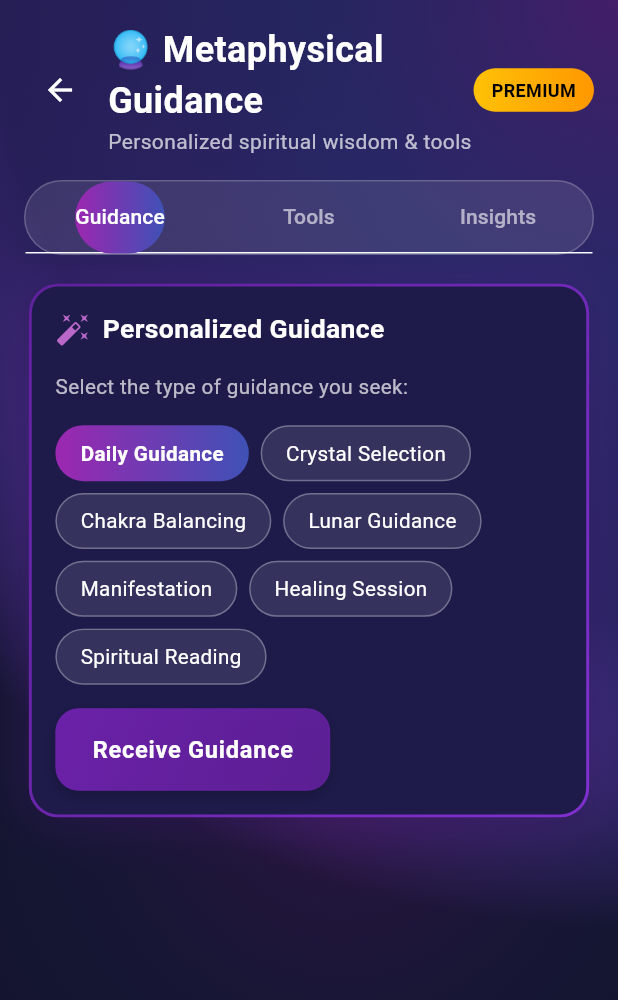
After one commit to Domusgpt/crystal-grimoire-clean, a Flutter app: the screen it shows after launch, after a tap on "Metaphysical Guidance", on a phone screen of 412 x 824 dp. The commit adds this screen. Shown: the top 1000 px of the screen. Run offline on Flutter 3.47's test engine with Material 3 defaults, Android fonts, the phone set to English and light mode, and no system bars; our stand-ins replace image_picker, shared_preferences; accounts and stored records are empty.

Commit message:
Add Metaphysical Guidance & Tools section with LLM integration
- Replace Grid Designer with personalized spiritual guidance
- Implement LLM-powered advice using user's collection data
- Add backend endpoint for spiritual guidance with Gemini AI
- Support multiple guidance types: daily, crystal selection, chakra balancing, etc.
- Include fallback guidance when LLM service unavailable
- Premium feature with tab-based interface

```diff
--- a/crystal_grimoire_flutter/lib/screens/home_screen.dart
+++ b/crystal_grimoire_flutter/lib/screens/home_screen.dart
@@ -8,6 +8,7 @@ import 'camera_screen.dart';
 import 'collection_screen.dart';
 import 'journal_screen.dart';
 import 'settings_screen.dart';
+import 'metaphysical_guidance_screen.dart';
 
 class HomeScreen extends StatefulWidget {
   const HomeScreen({Key? key}) : super(key: key);
@@ -209,12 +210,12 @@ class _HomeScreenState extends State<HomeScreen> with TickerProviderStateMixin {
                         FadeScaleIn(
                           delay: const Duration(milliseconds: 1400),
                           child: FeatureCard(
-                            icon: Icons.grid_on,
-                            title: 'Grid Designer',
-                            description: 'Create crystal grids',
-                            iconColor: Colors.green,
-                            isPremium: true,  // Lock behind paywall
-                            onTap: () => _navigateToGridDesigner(context),
+                            icon: Icons.auto_fix_high,
+                            title: 'Metaphysical Guidance',
+                            description: 'Personalized spiritual guidance & tools',
+                            iconColor: Colors.purple,
+                            isPremium: true,  // Premium tier with LLM integration
+                            onTap: () => _navigateToMetaphysicalGuidance(context),
                           ),
                         ),
                         FadeScaleIn(
@@ -281,10 +282,12 @@ class _HomeScreenState extends State<HomeScreen> with TickerProviderStateMixin {
     );
   }
 
-  void _navigateToGridDesigner(BuildContext context) {
-    // TODO: Navigate to grid designer screen
-    ScaffoldMessenger.of(context).showSnackBar(
-      const SnackBar(content: Text('Opening grid designer...')),
+  void _navigateToMetaphysicalGuidance(BuildContext context) {
+    Navigator.push(
+      context,
+      MaterialPageRoute(
+        builder: (context) => const MetaphysicalGuidanceScreen(),
+      ),
     );
   }
 
--- /dev/null
+++ b/crystal_grimoire_flutter/lib/screens/metaphysical_guidance_screen.dart
@@ -0,0 +1,593 @@
+import 'package:flutter/material.dart';
+import 'package:flutter/services.dart';
+import 'dart:math' as math;
+import '../models/crystal_collection.dart';
+import '../models/birth_chart.dart';
+import '../services/collection_service.dart';
+import '../services/astrology_service.dart';
+import '../services/backend_service.dart';
+import '../config/theme.dart';
+import '../config/mystical_theme.dart';
+import '../widgets/common/mystical_card.dart';
+import '../widgets/common/mystical_button.dart';
+import '../widgets/animations/mystical_animations.dart';
+
+class MetaphysicalGuidanceScreen extends StatefulWidget {
+  const MetaphysicalGuidanceScreen({Key? key}) : super(key: key);
+
+  @override
+  State<MetaphysicalGuidanceScreen> createState() => _MetaphysicalGuidanceScreenState();
+}
+
+class _MetaphysicalGuidanceScreenState extends State<MetaphysicalGuidanceScreen> with TickerProviderStateMixin {
+  late TabController _tabController;
+  late AnimationController _parallaxController;
+  late AnimationController _floatingController;
+
+  String _selectedGuidanceType = 'daily';
+  bool _isLoading = false;
+  String? _currentGuidance;
+  Map<String, dynamic>? _userProfile;
+
+  final List<String> _guidanceTypes = [
+    'daily',
+    'crystal_selection',
+    'chakra_balancing',
+    'lunar_guidance',
+    'manifestation',
+    'healing_session',
+    'spiritual_reading'
+  ];
+
+  @override
+  void initState() {
+    super.initState();
+    _tabController = TabController(length: 3, vsync: this);
+
+    _parallaxController = AnimationController(
+      duration: const Duration(seconds: 20),
+      vsync: this,
+    )..repeat();
+
+    _floatingController = AnimationController(
+      duration: const Duration(seconds: 3),
+      vsync: this,
+    )..repeat(reverse: true);
+
+    _loadUserProfile();
+  }
+
+  @override
+  void dispose() {
+    _tabController.dispose();
+    _parallaxController.dispose();
+    _floatingController.dispose();
+    super.dispose();
+  }
+
+  Future<void> _loadUserProfile() async {
+    await CollectionService.initialize();
+
+    // Build user profile from journal/collection data and birth chart
+    final collection = CollectionService.collection;
+    final stats = CollectionStats.fromCollection(collection, []);
+
+    setState(() {
+      _userProfile = {
+        'collection_stats': stats.toAIContext(),
+        'favorite_crystals': collection.where((e) => e.isFavorite).map((e) => e.crystal.name).toList(),
+        'recent_crystals': collection.take(5).map((e) => {
+          'name': e.crystal.name,
+          'date_added': e.dateAdded.toIso8601String(),
+          'chakras': e.crystal.chakras,
+          'metaphysical_properties': e.crystal.metaphysicalProperties,
+        }).toList(),
+        'spiritual_preferences': {
+          'meditation_crystals': collection.where((e) => e.primaryUses.contains('meditation')).length,
+          'healing_crystals': collection.where((e) => e.primaryUses.contains('healing')).length,
+          'protection_crystals': collection.where((e) => e.primaryUses.contains('protection')).length,
+        }
+      };
+    });
+  }
+
+  Future<void> _getPersonalizedGuidance() async {
+    if (_isLoading || _userProfile == null) return;
+
+    setState(() {
+      _isLoading = true;
+      _currentGuidance = null;
+    });
+
+    try {
+      // Create a personalized prompt based on user's data
+      final prompt = _buildPersonalizedPrompt(_selectedGuidanceType);
+
+      // Use the backend's LLM integration for personalized guidance
+      final response = await BackendService.getPersonalizedGuidance(
+        guidanceType: _selectedGuidanceType,
+        userProfile: _userProfile!,
+        customPrompt: prompt,
+      );
+
+      setState(() {
+        _currentGuidance = response['guidance'] ?? 'Unable to provide guidance at this time.';
+      });
+    } catch (e) {
+      setState(() {
+        _currentGuidance = 'I apologize, beloved seeker. The cosmic energies are currently disrupted. Please try again in a moment.';
+      });
+    } finally {
+      setState(() {
+        _isLoading = false;
+      });
+    }
+  }
+
+  String _buildPersonalizedPrompt(String guidanceType) {
+    final userStats = _userProfile!['collection_stats'] as Map<String, dynamic>;
+    final favoriteCrystals = _userProfile!['favorite_crystals'] as List<dynamic>;
+    final recentCrystals = _userProfile!['recent_crystals'] as List<dynamic>;
+
+    String basePrompt = """You are the CrystalGrimoire Spiritual Advisor, providing deeply personalized metaphysical guidance.
+
+USER'S SPIRITUAL PROFILE:
+- Crystal Collection: ${userStats['totalCrystals']} crystals
+- Favorite Crystals: ${favoriteCrystals.join(', ')}
+- Recent Additions: ${recentCrystals.map((c) => c['name']).join(', ')}
+- Chakra Coverage: ${userStats['chakraCoverage']}
+- Primary Purposes: ${userStats['primaryPurposes']}
+- Collection Gaps: ${userStats['gaps']}
+
+GUIDANCE REQUEST: """;
+
+    switch (guidanceType) {
+      case 'daily':
+        return basePrompt + """Daily Spiritual Guidance
+Provide personalized daily guidance incorporating their crystal collection and spiritual journey. Include:
+- A crystal recommendation from their collection for today
+- Specific meditation or intention-setting practice
+- Astrological insights if relevant
+- Personal affirmation based on their crystals""";
+
+      case 'crystal_selection':
+        return basePrompt + """Crystal Selection Guidance
+Based on their current collection and gaps, recommend:
+- Which crystal from their collection to work with for a specific intention
+- Crystals they should consider adding to balance their collection
+- How to combine their existing crystals for maximum effect""";
+
+      case 'chakra_balancing':
+        return basePrompt + """Chakra Balancing Session
+Create a personalized chakra balancing routine using their existing crystals:
+- Identify which chakras need attention based on their collection
+- Map their crystals to chakra healing
+- Provide step-by-step balancing instructions""";
+
+      case 'lunar_guidance':
+        return basePrompt + """Lunar Cycle Guidance
+Provide moon phase-specific guidance incorporating their crystals:
+- How to work with their crystals during current moon phase
+- Charging and cleansing rituals for their collection
+- Manifestation practices aligned with lunar energy""";
+
+      case 'manifestation':
+        return basePrompt + """Manifestation Guidance
+Create a personalized manifestation practice:
+- Select crystals from their collection for manifestation work
+- Design a crystal grid using their stones
+- Provide specific affirmations and visualization techniques""";
+
+      case 'healing_session':
+        return basePrompt + """Healing Session Design
+Design a healing session using their crystals:
+- Identify healing crystals in their collection
+- Create layouts for physical, emotional, or spiritual healing
+- Provide step-by-step healing instructions""";
+
+      case 'spiritual_reading':
+        return basePrompt + """Spiritual Reading & Insights
+Provide intuitive insights about their spiritual journey:
+- Read the energy of their crystal collection
+- Identify spiritual patterns and growth areas
+- Offer guidance for their next steps on the path""";
+
+      default:
+        return basePrompt + "General spiritual guidance incorporating their unique crystal collection and spiritual journey.";
+    }
+  }
+
+  @override
+  Widget build(BuildContext context) {
+    return Scaffold(
+      body: Container(
+        decoration: BoxDecoration(
+          gradient: RadialGradient(
+            center: Alignment.topRight,
+            radius: 1.5,
+            colors: [
+              Colors.purple.withOpacity(0.3),
+              Colors.indigo.withOpacity(0.2),
+              Colors.deepPurple.withOpacity(0.1),
+              const Color(0xFF0F0F23),
+            ],
+          ),
+        ),
+        child: Stack(
+          children: [
+            _buildParallaxBackground(),
+            SafeArea(
+              child: Column(
+                children: [
+                  _buildHeader(),
+                  _buildTabBar(),
+                  Expanded(
+                    child: TabBarView(
+                      controller: _tabController,
+                      children: [
+                        _buildGuidanceView(),
+                        _buildToolsView(),
+                        _buildInsightsView(),
+                      ],
+                    ),
+                  ),
+                ],
+              ),
+            ),
+          ],
+        ),
+      ),
+    );
+  }
+
+  Widget _buildHeader() {
+    return Container(
+      padding: const EdgeInsets.all(16),
+      child: Row(
+        children: [
+          IconButton(
+            onPressed: () => Navigator.pop(context),
+            icon: const Icon(Icons.arrow_back, color: Colors.white),
+          ),
+          const SizedBox(width: 8),
+          Expanded(
+            child: Column(
+              crossAxisAlignment: CrossAxisAlignment.start,
+              children: [
+                const Text(
+                  '🔮 Metaphysical Guidance',
+                  style: TextStyle(
+                    fontSize: 24,
+                    fontWeight: FontWeight.bold,
+                    color: Colors.white,
+                  ),
+                ),
+                Text(
+                  'Personalized spiritual wisdom & tools',
+                  style: TextStyle(
+                    fontSize: 14,
+                    color: Colors.white.withOpacity(0.7),
+                  ),
+                ),
+              ],
+            ),
+          ),
+          Container(
+            padding: const EdgeInsets.symmetric(horizontal: 12, vertical: 6),
+            decoration: BoxDecoration(
+              gradient: LinearGradient(
+                colors: [Colors.amber, Colors.orange],
+              ),
+              borderRadius: BorderRadius.circular(20),
+            ),
+            child: const Text(
+              'PREMIUM',
+              style: TextStyle(
+                fontSize: 12,
+                fontWeight: FontWeight.bold,
+                color: Colors.black,
+              ),
+            ),
+          ),
+        ],
+      ),
+    );
+  }
+
+  Widget _buildTabBar() {
+    return Container(
+      margin: const EdgeInsets.symmetric(horizontal: 16),
+      decoration: BoxDecoration(
+        color: Colors.white.withOpacity(0.1),
+        borderRadius: BorderRadius.circular(25),
+        border: Border.all(color: Colors.white.withOpacity(0.2)),
+      ),
+      child: TabBar(
+        controller: _tabController,
+        indicator: BoxDecoration(
+          gradient: LinearGradient(
+            colors: [Colors.purple, Colors.indigo],
+          ),
+          borderRadius: BorderRadius.circular(25),
+        ),
+        labelColor: Colors.white,
+        unselectedLabelColor: Colors.white.withOpacity(0.6),
+        tabs: const [
+          Tab(text: 'Guidance'),
+          Tab(text: 'Tools'),
+          Tab(text: 'Insights'),
+        ],
+      ),
+    );
+  }
+
+  Widget _buildGuidanceView() {
+    return ListView(
+      padding: const EdgeInsets.all(16),
+      children: [
+        MysticalCard(
+          child: Column(
+            crossAxisAlignment: CrossAxisAlignment.start,
+            children: [
+              Row(
+                children: [
+                  Icon(Icons.auto_fix_high, color: Colors.purple[300]),
+                  const SizedBox(width: 8),
+                  const Text(
+                    'Personalized Guidance',
+                    style: TextStyle(
+                      fontSize: 18,
+                      fontWeight: FontWeight.bold,
+                      color: Colors.white,
+                    ),
+                  ),
+                ],
+              ),
+              const SizedBox(height: 16),
+              const Text(
+                'Select the type of guidance you seek:',
+                style: TextStyle(color: Colors.white70),
+              ),
+              const SizedBox(height: 16),
+              _buildGuidanceTypeSelector(),
+              const SizedBox(height: 16),
+              _isLoading
+                ? Container(
+                    height: 56,
+                    decoration: BoxDecoration(
+                      borderRadius: BorderRadius.circular(16),
+                      color: Colors.purple.withOpacity(0.3),
+                    ),
+                    child: const Center(
+                      child: SizedBox(
+                        width: 20,
+                        height: 20,
+                        child: CircularProgressIndicator(strokeWidth: 2),
+                      ),
+                    ),
+                  )
+                : MysticalButton(
+                    onPressed: _getPersonalizedGuidance,
+                    label: 'Receive Guidance',
+                    isPrimary: true,
+                  ),
+            ],
+          ),
+        ),
+        if (_currentGuidance != null) ...[
+          const SizedBox(height: 16),
+          MysticalCard(
+            child: Column(
+              crossAxisAlignment: CrossAxisAlignment.start,
+              children: [
+                Row(
+                  children: [
+                    Icon(Icons.psychology, color: Colors.amber[300]),
+                    const SizedBox(width: 8),
+                    const Text(
+                      'Your Personal Guidance',
+                      style: TextStyle(
+                        fontSize: 18,
+                        fontWeight: FontWeight.bold,
+                        color: Colors.white,
+                      ),
+                    ),
+                  ],
+                ),
+                const SizedBox(height: 16),
+                Text(
+                  _currentGuidance!,
+                  style: const TextStyle(
+                    color: Colors.white,
+                    fontSize: 16,
+                    height: 1.5,
+                  ),
+                ),
+              ],
+            ),
+          ),
+        ],
+      ],
+    );
+  }
+
+  Widget _buildGuidanceTypeSelector() {
+    return Wrap(
+      spacing: 8,
+      runSpacing: 8,
+      children: _guidanceTypes.map((type) {
+        final isSelected = type == _selectedGuidanceType;
+        return GestureDetector(
+          onTap: () => setState(() => _selectedGuidanceType = type),
+          child: Container(
+            padding: const EdgeInsets.symmetric(horizontal: 16, vertical: 8),
+            decoration: BoxDecoration(
+              gradient: isSelected
+                ? LinearGradient(colors: [Colors.purple, Colors.indigo])
+                : null,
+              color: isSelected ? null : Colors.white.withOpacity(0.1),
+              borderRadius: BorderRadius.circular(20),
+              border: Border.all(
+                color: isSelected ? Colors.transparent : Colors.white.withOpacity(0.3),
+              ),
+            ),
+            child: Text(
+              _getGuidanceTypeLabel(type),
+              style: TextStyle(
+                color: Colors.white,
+                fontWeight: isSelected ? FontWeight.bold : FontWeight.normal,
+              ),
+            ),
+          ),
+        );
+      }).toList(),
+    );
+  }
+
+  String _getGuidanceTypeLabel(String type) {
+    switch (type) {
+      case 'daily': return 'Daily Guidance';
+      case 'crystal_selection': return 'Crystal Selection';
+      case 'chakra_balancing': return 'Chakra Balancing';
+      case 'lunar_guidance': return 'Lunar Guidance';
+      case 'manifestation': return 'Manifestation';
+      case 'healing_session': return 'Healing Session';
+      case 'spiritual_reading': return 'Spiritual Reading';
+      default: return type;
+    }
+  }
+
+  Widget _buildToolsView() {
+    return ListView(
+      padding: const EdgeInsets.all(16),
+      children: [
+        MysticalCard(
+          child: Column(
+            children: [
+              Icon(Icons.construction, color: Colors.orange[300], size: 48),
+              const SizedBox(height: 16),
+              const Text(
+                'Spiritual Tools & Calculators',
+                style: TextStyle(
+                  fontSize: 18,
+                  fontWeight: FontWeight.bold,
+                  color: Colors.white,
+                ),
+              ),
+              const SizedBox(height: 8),
+              Text(
+                'Advanced tools for crystal grids, lunar calculations, and chakra analysis coming soon.',
+                textAlign: TextAlign.center,
+                style: TextStyle(color: Colors.white.withOpacity(0.7)),
+              ),
+            ],
+          ),
+        ),
+      ],
+    );
+  }
+
+  Widget _buildInsightsView() {
+    return ListView(
+      padding: const EdgeInsets.all(16),
+      children: [
+        if (_userProfile != null) _buildProfileInsights(),
+      ],
+    );
+  }
+
+  Widget _buildProfileInsights() {
+    final stats = _userProfile!['collection_stats'] as Map<String, dynamic>;
+
+    return MysticalCard(
+      child: Column(
+        crossAxisAlignment: CrossAxisAlignment.start,
+        children: [
+          Row(
+            children: [
+              Icon(Icons.insights, color: Colors.blue[300]),
+              const SizedBox(width: 8),
+              const Text(
+                'Your Spiritual Profile',
+                style: TextStyle(
+                  fontSize: 18,
+                  fontWeight: FontWeight.bold,
+                  color: Colors.white,
+                ),
+              ),
+            ],
+          ),
+          const SizedBox(height: 16),
+          _buildInsightRow('Total Crystals', '${stats['totalCrystals']}'),
+          _buildInsightRow('Chakra Coverage', '${(stats['chakraCoverage'] as Map).length} chakras'),
+          _buildInsightRow('Collection Gaps', '${(stats['gaps'] as List).length} areas'),
+          const SizedBox(height: 16),
+          if ((stats['gaps'] as List).isNotEmpty) ...[
+            const Text(
+              'Recommended Additions:',
+              style: TextStyle(
+                fontWeight: FontWeight.bold,
+                color: Colors.white,
+              ),
+            ),
+            const SizedBox(height: 8),
+            ...(stats['gaps'] as List).map((gap) => Padding(
+              padding: const EdgeInsets.only(bottom: 4),
+              child: Text(
+                '• $gap',
+                style: TextStyle(color: Colors.white.withOpacity(0.8)),
+              ),
+            )),
+          ],
+        ],
+      ),
+    );
+  }
+
+  Widget _buildInsightRow(String label, String value) {
+    return Padding(
+      padding: const EdgeInsets.only(bottom: 8),
+      child: Row(
+        mainAxisAlignment: MainAxisAlignment.spaceBetween,
+        children: [
+          Text(
+            label,
+            style: TextStyle(color: Colors.white.withOpacity(0.8)),
+          ),
+          Text(
+            value,
+            style: const TextStyle(
+              color: Colors.white,
+              fontWeight: FontWeight.bold,
+            ),
+          ),
+        ],
+      ),
+    );
+  }
+
+  Widget _buildParallaxBackground() {
+    return AnimatedBuilder(
+      animation: _parallaxController,
+      builder: (context, child) {
+        return Container(
+          decoration: BoxDecoration(
+            gradient: RadialGradient(
+              center: Alignment(
+                math.sin(_parallaxController.value * 2 * math.pi) * 0.3,
+                math.cos(_parallaxController.value * 2 * math.pi) * 0.3,
+              ),
+              radius: 1.5,
+              colors: [
+                Colors.purple.withOpacity(0.2),
+                Colors.indigo.withOpacity(0.1),
+                Colors.deepPurple.withOpacity(0.05),
+                Colors.transparent,
+              ],
+            ),
+          ),
+        );
+      },
+    );
+  }
+}
--- a/crystal_grimoire_flutter/lib/services/backend_service.dart
+++ b/crystal_grimoire_flutter/lib/services/backend_service.dart
@@ -364,6 +364,66 @@ class BackendService {
     );
   }
 
+  /// Get personalized spiritual guidance using LLM integration
+  static Future<Map<String, dynamic>> getPersonalizedGuidance({
+    required String guidanceType,
+    required Map<String, dynamic> userProfile,
+    required String customPrompt,
+  }) async {
+    try {
+      final uri = Uri.parse('${BackendConfig.baseUrl}/spiritual/guidance');
+      final request = http.MultipartRequest('POST', uri);
+
+      // Add headers
+      BackendConfig.headers.forEach((key, value) {
+        request.headers[key] = value;
+      });
+
+      // Add form fields
+      request.fields['guidance_type'] = guidanceType;
+      request.fields['user_profile'] = jsonEncode(userProfile);
+      request.fields['custom_prompt'] = customPrompt;
+
+      print('🔮 Requesting personalized guidance: $guidanceType');
+
+      final streamedResponse = await request.send().timeout(BackendConfig.apiTimeout);
+      final response = await http.Response.fromStream(streamedResponse);
+
+      if (response.statusCode == 200) {
+        final data = jsonDecode(response.body);
+        print('✨ Received personalized guidance');
+        return data;
+      } else {
+        print('❌ Guidance request failed: ${response.statusCode}');
+        throw Exception('Failed to get personalized guidance: ${response.statusCode}');
+      }
+    } catch (e) {
+      print('❌ Error getting personalized guidance: $e');
+      // Return fallback guidance
+      return {
+        'guidance': _getFallbackGuidance(guidanceType),
+        'source': 'fallback',
+        'timestamp': DateTime.now().toIso8601String(),
+      };
+    }
+  }
+
+  /// Fallback guidance when LLM service is unavailable
+  static String _getFallbackGuidance(String guidanceType) {
+    switch (guidanceType) {
+      case 'daily':
+        return "Beloved seeker, today is a perfect day to connect with your crystal allies. Hold your favorite crystal in meditation and set a clear intention for the day ahead. Trust your intuition to guide you.";
+      case 'crystal_selection':
+        return "Look within your collection and notice which crystal calls to you most strongly today. That crystal has a message for you - listen with your heart.";
+      case 'chakra_balancing':
+        return "Begin with grounding at your root chakra, then slowly work your way up, spending time with each energy center. Use crystals that resonate with each chakra's frequency.";
+      case 'lunar_guidance':
+        return "The moon's energy flows through all crystals. Tonight, place your stones under the night sky to absorb lunar vibrations and cleanse any stagnant energy.";
+      default:
+        return "Take time today to connect with your spiritual practice. Your crystals are here to support and guide you on your journey of growth and discovery.";
+    }
+  }
+
   /// Parse confidence string to double
   static double _parseConfidence(dynamic confidence) {
     if (confidence is double) return confidence;
```
Also changed, not shown: assets/fonts/MaterialIcons-Regular.otf, 4 other files.
